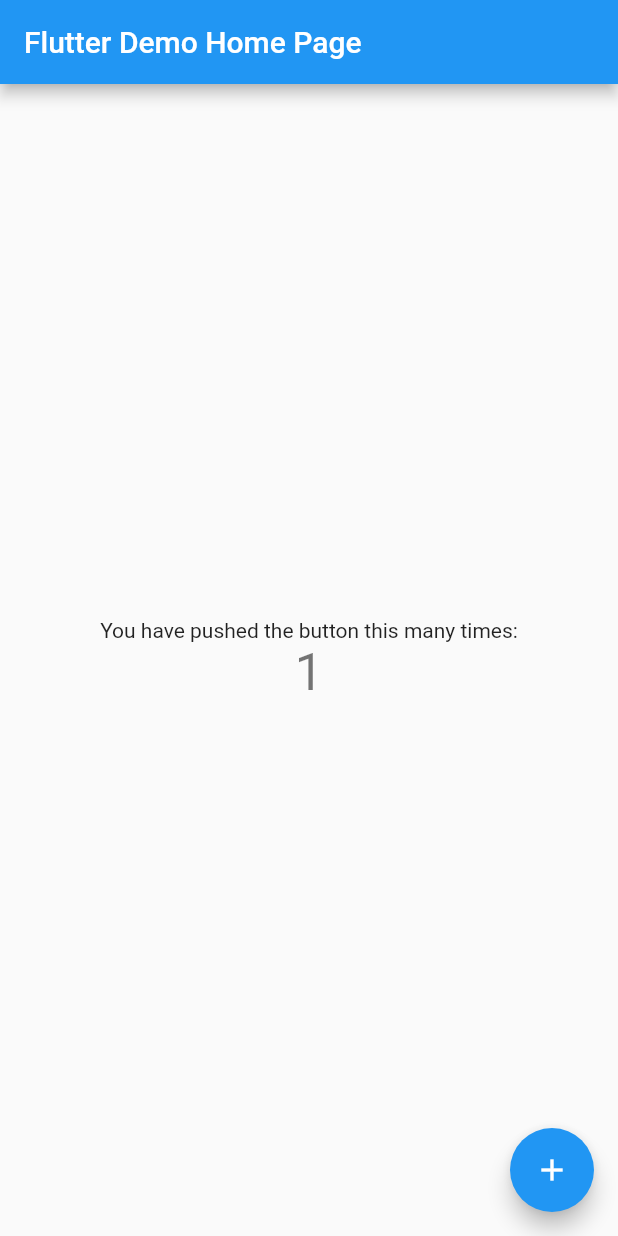
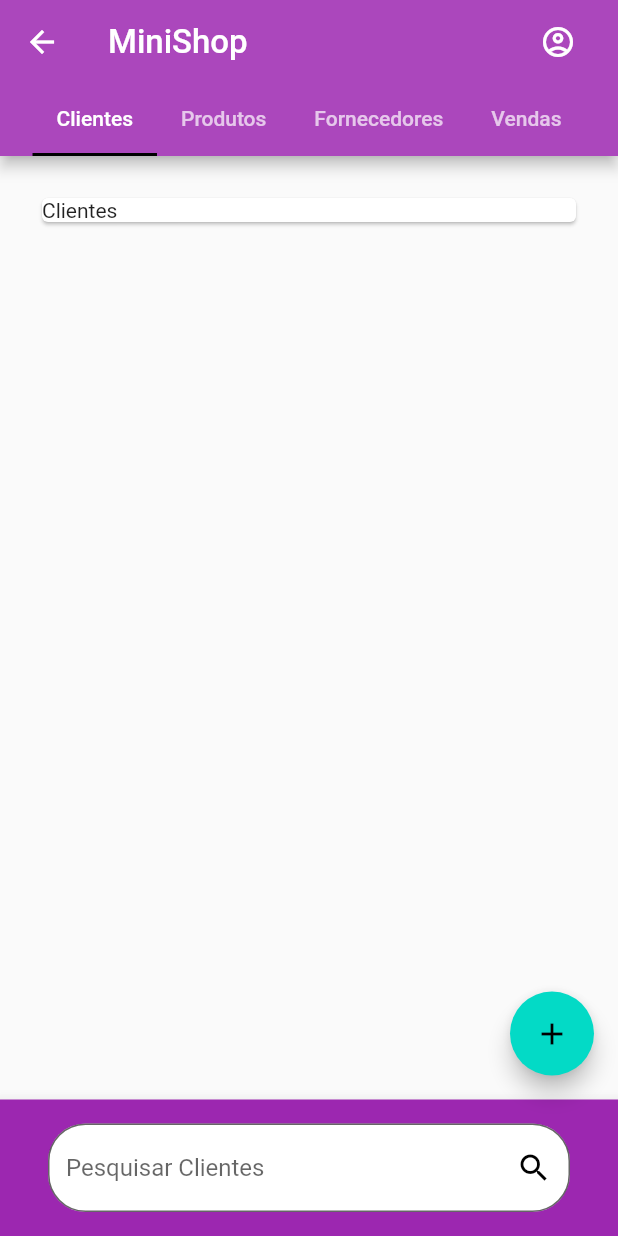
Before and after one commit to prmanfredini/MiniShop, a Flutter app: the screen it shows after launch, after a tap on the "add" icon, on a phone screen of 412 x 824 dp. Run offline on Flutter 3.47's test engine with Material 2 defaults, Android fonts, the phone set to English and light mode, and no system bars.

Commit message:
home-tabs

```diff
--- /dev/null
+++ b/lib/Home/home.dart
@@ -0,0 +1,138 @@
+
+import 'package:flutter/material.dart';
+import 'package:flutter_pr/Home/widgets/appbar.dart';
+import 'package:flutter_pr/Home/widgets/bottombar.dart';
+
+
+class Home extends StatefulWidget {
+  String? dropdownValue;
+
+  @override
+  State<Home> createState() => _HomeState();
+}
+
+class _HomeState extends State<Home> with SingleTickerProviderStateMixin {
+
+  late TabController tabController;
+  final _pesquisa = TextEditingController();
+  var label = 'Pesquisar Clientes';
+
+  var f = (context) => FloatingActionButton(
+    tooltip: 'Nova transação',
+    child: Icon(Icons.add),
+    onPressed: () {
+      Navigator.of(context)
+          .push(MaterialPageRoute(builder: (context) => Home()));
+    },
+  );
+
+  @override
+  void initState() {
+    super.initState();
+
+    tabController = TabController(vsync: this, length: 4)
+      ..addListener(() {
+        setState(() {
+          switch (tabController.index) {
+            case 0:
+              f = (context) => FloatingActionButton(
+                tooltip: 'Novo Cliente',
+                child: Icon(Icons.add),
+                onPressed: () {
+                  Navigator.of(context)
+                      .push(MaterialPageRoute(builder: (context) => Home()));
+                },
+              );
+              setState(() {
+                label = 'Pesquisar Clientes';
+              });
+              break;
+            case 1:
+              f = (context) => FloatingActionButton(
+                backgroundColor: Colors.blue,
+                tooltip: 'Nova Produto',
+                child: Icon(Icons.add),
+                onPressed: () {
+                  Navigator.of(context)
+                      .push(MaterialPageRoute(builder: (context) => Home()));
+                },
+              );
+              setState(() {
+                label = 'Pesquisar Produtos';
+              });
+              break;
+            case 2:
+              f = (context) => FloatingActionButton(
+                backgroundColor: Colors.purple,
+                tooltip: 'Nova Fornecedor',
+                child: Icon(Icons.add),
+                onPressed: () {
+                  Navigator.of(context)
+                      .push(MaterialPageRoute(builder: (context) => Home()));
+                },
+              );
+              setState(() {
+                label = 'Pesquisar Fornecedores';
+              });
+              break;
+            case 3:
+              f = (context) => FloatingActionButton(
+                backgroundColor: Colors.green,
+                tooltip: 'Nova Venda',
+                child: Icon(Icons.add),
+                onPressed: () {
+                  Navigator.of(context)
+                      .push(MaterialPageRoute(builder: (context) => Home()));
+                },
+              );
+              setState(() {
+                label = 'Pesquisar Vendas';
+              });
+              break;
+          }
+        });
+      });
+  }
+
+  @override
+  Widget build(BuildContext context) {
+    return Scaffold(
+      extendBody: true,
+      appBar: AppBarBuilder(tabController),
+      body: Padding(
+        padding: const EdgeInsets.only(bottom: 60.0),
+        child: TabBarView(controller: tabController, children: [
+          ListView(
+            padding: const EdgeInsets.all(24),
+            children: const [
+              Card(child: Text('Clientes'),),
+            ],
+          ),
+          ListView(
+            padding: const EdgeInsets.all(24),
+            children: const [
+              Card(child: Text('Produtos'),),
+            ],
+          ),
+          ListView(
+            padding: const EdgeInsets.all(24),
+            children: const [
+              Card(child: Text('Fornecedores'),),
+            ],
+          ),
+          ListView(
+            padding: const EdgeInsets.all(24),
+            children: const [
+              Card(child: Text('Vendas'),)
+            ],
+          ),
+
+        ]),
+      ),
+      floatingActionButton: f(context),
+      bottomNavigationBar: BottomBar(_pesquisa, label),
+    );
+  }
+
+
+}
--- /dev/null
+++ b/lib/Home/widgets/appbar.dart
@@ -0,0 +1,33 @@
+import 'package:flutter/material.dart';
+
+AppBarBuilder(TabController tabController) {
+  return AppBar(
+    title: Text('MiniShop', style: TextStyle(fontSize: 22.0)),
+    actions: <Widget>[
+      Padding(
+        padding: EdgeInsets.only(right: 16.0),
+        child:  IconButton(onPressed: (){}, icon: Icon(Icons.account_circle_outlined)),
+      ),
+    ],
+    bottom: TabBar(
+      isScrollable: true,
+      enableFeedback: true,
+      tabs: const [
+        Tab(
+          child: Text("Clientes"),
+        ),
+        Tab(
+          child: Text("Produtos"),
+        ),
+        Tab(
+          child: Text("Fornecedores"),
+        ),
+        Tab(
+          child: Text("Vendas"),
+        ),
+      ],
+      indicatorColor: Colors.black,
+      controller: tabController,
+    ),
+  );
+}
--- /dev/null
+++ b/lib/Home/widgets/bottombar.dart
@@ -0,0 +1,32 @@
+import 'package:flutter/material.dart';
+
+BottomAppBar BottomBar(_controller, _label) {
+  return BottomAppBar(
+    color: Colors.purple,
+    child: Padding(
+      padding: const EdgeInsets.only(top: 16, bottom: 16, right: 32, left: 32),
+      child: Form(
+        child: TextFormField(
+          controller: _controller,
+          decoration: InputDecoration(
+            suffixIcon: IconButton(
+              icon: Icon(Icons.search),
+              onPressed: () {},
+              color: Colors.black,
+            ),
+            fillColor: Colors.white,
+            filled: true,
+            hintText: _label,
+            labelStyle: const TextStyle(
+              color: Colors.black,
+            ),
+            border: OutlineInputBorder(
+              //borderSide: const BorderSide(color: Colors.white, width: 2.0),
+              borderRadius: BorderRadius.circular(25.0),
+            ),
+          ),
+        ),
+      ),
+    ),
+  );
+}
--- a/lib/main.dart
+++ b/lib/main.dart
@@ -1,115 +1,31 @@
 import 'package:flutter/material.dart';
 
+import 'Home/home.dart';
+
 void main() {
-  runApp(const MyApp());
+  runApp(MiniShop());
 }
 
-class MyApp extends StatelessWidget {
-  const MyApp({Key? key}) : super(key: key);
-
-  // This widget is the root of your application.
+class MiniShop extends StatelessWidget {
   @override
   Widget build(BuildContext context) {
     return MaterialApp(
-      title: 'Flutter Demo',
-      theme: ThemeData(
-        // This is the theme of your application.
-        //
-        // Try running your application with "flutter run". You'll see the
-        // application has a blue toolbar. Then, without quitting the app, try
-        // changing the primarySwatch below to Colors.green and then invoke
-        // "hot reload" (press "r" in the console where you ran "flutter run",
-        // or simply save your changes to "hot reload" in a Flutter IDE).
-        // Notice that the counter didn't reset back to zero; the application
-        // is not restarted.
-        primarySwatch: Colors.blue,
-      ),
-      home: const MyHomePage(title: 'Flutter Demo Home Page'),
+      debugShowCheckedModeBanner: false,
+      theme: _buildTheme(),
+      home: Home(),
     );
   }
 }
 
-class MyHomePage extends StatefulWidget {
-  const MyHomePage({Key? key, required this.title}) : super(key: key);
-
-  // This widget is the home page of your application. It is stateful, meaning
-  // that it has a State object (defined below) that contains fields that affect
-  // how it looks.
-
-  // This class is the configuration for the state. It holds the values (in this
-  // case the title) provided by the parent (in this case the App widget) and
-  // used by the build method of the State. Fields in a Widget subclass are
-  // always marked "final".
-
-  final String title;
-
-  @override
-  State<MyHomePage> createState() => _MyHomePageState();
+ThemeData _buildTheme() {
+  return ThemeData(
+      primaryColor: Colors.purple[800],
+      colorScheme: ColorScheme.light().copyWith(
+        primary: Colors.purple[400],
+        secondary: Colors.purpleAccent[300],
+      ),
+      buttonTheme: ButtonThemeData(
+        buttonColor: Colors.purple[700],
+        textTheme: ButtonTextTheme.primary,
+      ));
 }
-
-class _MyHomePageState extends State<MyHomePage> {
-  int _counter = 0;
-
-  void _incrementCounter() {
-    setState(() {
-      // This call to setState tells the Flutter framework that something has
-      // changed in this State, which causes it to rerun the build method below
-      // so that the display can reflect the updated values. If we changed
-      // _counter without calling setState(), then the build method would not be
-      // called again, and so nothing would appear to happen.
-      _counter++;
-    });
-  }
-
-  @override
-  Widget build(BuildContext context) {
-    // This method is rerun every time setState is called, for instance as done
-    // by the _incrementCounter method above.
-    //
-    // The Flutter framework has been optimized to make rerunning build methods
-    // fast, so that you can just rebuild anything that needs updating rather
-    // than having to individually change instances of widgets.
-    return Scaffold(
-      appBar: AppBar(
-        // Here we take the value from the MyHomePage object that was created by
-        // the App.build method, and use it to set our appbar title.
-        title: Text(widget.title),
-      ),
-      body: Center(
-        // Center is a layout widget. It takes a single child and positions it
-        // in the middle of the parent.
-        child: Column(
-          // Column is also a layout widget. It takes a list of children and
-          // arranges them vertically. By default, it sizes itself to fit its
-          // children horizontally, and tries to be as tall as its parent.
-          //
-          // Invoke "debug painting" (press "p" in the console, choose the
-          // "Toggle Debug Paint" action from the Flutter Inspector in Android
-          // Studio, or the "Toggle Debug Paint" command in Visual Studio Code)
-          // to see the wireframe for each widget.
-          //
-          // Column has various properties to control how it sizes itself and
-          // how it positions its children. Here we use mainAxisAlignment to
-          // center the children vertically; the main axis here is the vertical
-          // axis because Columns are vertical (the cross axis would be
-          // horizontal).
-          mainAxisAlignment: MainAxisAlignment.center,
-          children: <Widget>[
-            const Text(
-              'You have pushed the button this many times:',
-            ),
-            Text(
-              '$_counter',
-              style: Theme.of(context).textTheme.headline4,
-            ),
-          ],
-        ),
-      ),
-      floatingActionButton: FloatingActionButton(
-        onPressed: _incrementCounter,
-        tooltip: 'Increment',
-        child: const Icon(Icons.add),
-      ), // This trailing comma makes auto-formatting nicer for build methods.
-    );
-  }
-}
```
Also changed, not shown: 4 other files.
